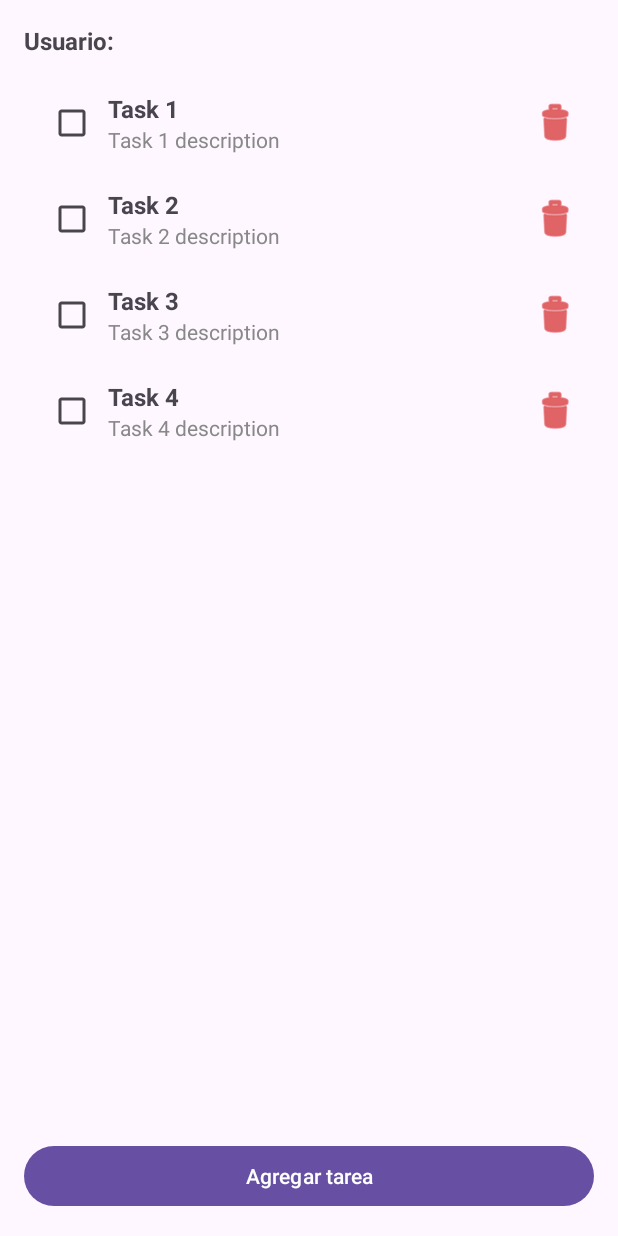
After one commit to alexnoleaz/login-android-studio, an Android app: the TaskListActivity screen opened directly, with no data from a screen before it, on a phone screen of 412 x 824 dp. The commit adds this screen. Run offline under Robolectric (Android 15) with nearby library versions, the phone set to English and light mode, and no system bars; 2 statements that could not run were skipped.

Commit message:
Add tasks module

```diff
--- a/app/build.gradle.kts
+++ b/app/build.gradle.kts
@@ -33,6 +33,9 @@ android {
     kotlinOptions {
         jvmTarget = "11"
     }
+    buildFeatures {
+        viewBinding = true
+    }
 }
 
 dependencies {
@@ -42,6 +45,9 @@ dependencies {
     implementation(libs.material)
     implementation(libs.androidx.activity)
     implementation(libs.androidx.constraintlayout)
+    implementation(libs.androidx.annotation)
+    implementation(libs.androidx.lifecycle.livedata.ktx)
+    implementation(libs.androidx.lifecycle.viewmodel.ktx)
     testImplementation(libs.junit)
     androidTestImplementation(libs.androidx.junit)
     androidTestImplementation(libs.androidx.espresso.core)
--- a/app/src/main/AndroidManifest.xml
+++ b/app/src/main/AndroidManifest.xml
@@ -13,6 +13,12 @@
         android:theme="@style/Theme.LoginPage"
         tools:targetApi="31">
         <activity
+            android:name=".task.TaskItem"
+            android:exported="false" />
+        <activity
+            android:name=".task.TaskListActivity"
+            android:exported="false" />
+        <activity
             android:name=".MainActivity"
             android:exported="true">
             <intent-filter>
--- /dev/null
+++ b/app/src/main/java/com/example/loginpage/task/Task.kt
@@ -0,0 +1,8 @@
+package com.example.loginpage.task
+
+data class Task(
+    val id: Int,
+    val title: String,
+    val description: String?,
+    var completed: Boolean
+)
--- /dev/null
+++ b/app/src/main/java/com/example/loginpage/task/TaskAdapter.kt
@@ -0,0 +1,54 @@
+package com.example.loginpage.task
+
+import android.view.LayoutInflater
+import android.view.View
+import android.view.ViewGroup
+import android.widget.CheckBox
+import android.widget.ImageButton
+import android.widget.TextView
+import androidx.recyclerview.widget.RecyclerView
+import com.example.loginpage.R
+
+class TaskAdapter(
+    private var tasks: MutableList<Task>,
+    private val onCompletedChanged: (Task, Boolean) -> Unit,
+    private val onDeleteClicked: (Task) -> Unit
+) : RecyclerView.Adapter<TaskAdapter.TaskViewHolder>() {
+
+    inner class TaskViewHolder(view: View) : RecyclerView.ViewHolder(view) {
+        val chkCompleted: CheckBox = view.findViewById(R.id.chkCompleted)
+        val txtTitle: TextView = view.findViewById(R.id.txtTitle)
+        val txtDescription: TextView = view.findViewById(R.id.txtDescription)
+        val btnDelete: ImageButton = view.findViewById(R.id.btnDelete)
+    }
+
+    override fun onCreateViewHolder(parent: ViewGroup, viewType: Int): TaskViewHolder {
+        val view =
+            LayoutInflater.from(parent.context).inflate(R.layout.activity_task_item, parent, false)
+        return TaskViewHolder(view)
+    }
+
+    override fun getItemCount(): Int = tasks.size
+
+    override fun onBindViewHolder(holder: TaskViewHolder, position: Int) {
+        val task = tasks[position]
+        holder.txtTitle.text = task.title
+        holder.txtDescription.text = task.description
+        holder.chkCompleted.isChecked = task.completed
+
+        holder.chkCompleted.setOnCheckedChangeListener(null)
+        holder.chkCompleted.setOnCheckedChangeListener { _, isChecked ->
+            onCompletedChanged(task, isChecked)
+        }
+
+        holder.btnDelete.setOnClickListener {
+            onDeleteClicked(task)
+        }
+    }
+
+    fun updateTasks(newTasks: List<Task>) {
+        tasks.clear()
+        tasks.addAll(newTasks)
+        notifyDataSetChanged()
+    }
+}
--- /dev/null
+++ b/app/src/main/java/com/example/loginpage/task/TaskListActivity.kt
@@ -0,0 +1,87 @@
+package com.example.loginpage.task
+
+import android.os.Bundle
+import android.widget.Button
+import android.widget.EditText
+import android.widget.LinearLayout
+import android.widget.TextView
+import android.widget.Toast
+import androidx.activity.enableEdgeToEdge
+import androidx.appcompat.app.AlertDialog
+import androidx.appcompat.app.AppCompatActivity
+import androidx.recyclerview.widget.LinearLayoutManager
+import androidx.recyclerview.widget.RecyclerView
+import com.example.loginpage.R
+
+class TaskListActivity : AppCompatActivity() {
+    private lateinit var name: String
+    private lateinit var recyclerView: RecyclerView
+    private lateinit var taskAdapter: TaskAdapter
+    private lateinit var taskRepository: TaskRepository
+
+    override fun onCreate(savedInstanceState: Bundle?) {
+        super.onCreate(savedInstanceState)
+        enableEdgeToEdge()
+        setContentView(R.layout.activity_task_list)
+
+        name = intent.getStringExtra("name")!!
+        findViewById<TextView>(R.id.txtLoggedUser).text = "Usuario: $name"
+
+        recyclerView = findViewById(R.id.rvTasks)
+        recyclerView.layoutManager = LinearLayoutManager(this)
+
+        taskRepository = TaskRepository(this)
+
+        val tasks = taskRepository.findAll()
+        val btnAddTask = findViewById<Button>(R.id.btnAddTask)
+        btnAddTask.setOnClickListener {
+            showAddTaskDialog()
+        }
+
+        taskAdapter = TaskAdapter(
+            tasks.toMutableList(),
+            onCompletedChanged = { task, isChecked ->
+                task.completed = isChecked
+                taskRepository.update(task)
+            },
+            onDeleteClicked = { task ->
+                taskRepository.delete(task)
+                refreshTasks()
+            }
+        )
+
+        recyclerView.adapter = taskAdapter
+    }
+
+    private fun refreshTasks() {
+        val updatedTasks = taskRepository.findAll()
+        taskAdapter.updateTasks(updatedTasks)
+    }
+
+    private fun showAddTaskDialog() {
+        val inputTitle = EditText(this).apply { hint = "Título" }
+        val inputDescription = EditText(this).apply { hint = "Descripción" }
+
+        val layout = LinearLayout(this).apply {
+            orientation = LinearLayout.VERTICAL
+            setPadding(32, 16, 32, 16)
+            addView(inputTitle)
+            addView(inputDescription)
+        }
+
+        AlertDialog.Builder(this)
+            .setTitle("Nueva tarea")
+            .setView(layout)
+            .setPositiveButton("Guardar") { _, _ ->
+                val title = inputTitle.text.toString().trim()
+                val desc = inputDescription.text.toString().trim()
+                if (title.isNotEmpty() && desc.isNotEmpty()) {
+                    taskRepository.insert(title, desc)
+                    refreshTasks()
+                } else
+                    Toast.makeText(this, "Completa todos los campos", Toast.LENGTH_SHORT).show()
+            }
+            .setNegativeButton("Cancelar", null)
+            .show()
+    }
+}
--- /dev/null
+++ b/app/src/main/java/com/example/loginpage/task/TaskRepository.kt
@@ -0,0 +1,100 @@
+package com.example.loginpage.task
+
+import android.content.ContentValues
+import android.content.Context
+import android.database.sqlite.SQLiteDatabase
+import android.database.sqlite.SQLiteOpenHelper
+
+class TaskRepository(context: Context) : SQLiteOpenHelper(context, "tasks.db", null, 1) {
+    override fun onCreate(db: SQLiteDatabase?) {
+        val createTable = """
+            CREATE TABLE tasks (
+                id INTEGER PRIMARY KEY AUTOINCREMENT,
+                title TEXT NOT NULL,
+                description TEXT,
+                completed INTEGER NOT NULL DEFAULT 0
+            );
+        """.trimIndent()
+        db?.execSQL(createTable)
+
+        // Initial data
+        insertInitialTask(db, "Task 1", "Task 1 description")
+        insertInitialTask(db, "Task 2", "Task 2 description")
+        insertInitialTask(db, "Task 3", "Task 3 description")
+        insertInitialTask(db, "Task 4", "Task 4 description")
+    }
+
+    override fun onUpgrade(db: SQLiteDatabase?, oldVersion: Int, newVersion: Int) {
+        db?.execSQL("DROP TABLE IF EXISTS tasks")
+        onCreate(db)
+    }
+
+    fun findAll(): List<Task> {
+        val db = this.readableDatabase
+        val query = "SELECT * FROM tasks"
+        val cursor = db.rawQuery(query, null)
+        val tasks = mutableListOf<Task>()
+
+        while (cursor.moveToNext()) {
+            val task = Task(
+                id = cursor.getInt(cursor.getColumnIndexOrThrow("id")),
+                title = cursor.getString(cursor.getColumnIndexOrThrow("title")),
+                description = cursor.getString(cursor.getColumnIndexOrThrow("description")),
+                completed = cursor.getInt(cursor.getColumnIndexOrThrow("completed")) == 1
+            )
+            tasks.add(task)
+        }
+
+        cursor.close()
+        return tasks
+    }
+
+    fun findById(id: Int): Task? {
+        val db = this.readableDatabase
+        val query = "SELECT * FROM tasks WHERE id = ?"
+        val cursor = db.rawQuery(query, arrayOf(id.toString()))
+        val task = if (cursor.moveToFirst()) {
+            Task(
+                id = cursor.getInt(cursor.getColumnIndexOrThrow("id")),
+                title = cursor.getString(cursor.getColumnIndexOrThrow("title")),
+                description = cursor.getString(cursor.getColumnIndexOrThrow("description")),
+                completed = cursor.getInt(cursor.getColumnIndexOrThrow("completed")) == 1
+            )
+        } else null
+
+        cursor.close()
+        return task
+    }
+
+    fun insert(title: String, description: String): Long {
+        val db = this.writableDatabase
+        val values = ContentValues().apply {
+            put("title", title)
+            put("description", description)
+        }
+        return db.insert("tasks", null, values)
+    }
+
+    fun update(task: Task): Int {
+        val db = this.writableDatabase
+        val values = ContentValues().apply {
+            put("title", task.title)
+            put("description", task.description)
+            put("completed", task.completed)
+        }
+        return db.update("tasks", values, "id = ?", arrayOf(task.id.toString()))
+    }
+
+    fun delete(task: Task): Int {
+        val db = this.writableDatabase
+        return db.delete("tasks", "id = ?", arrayOf(task.id.toString()))
+    }
+
+    private fun insertInitialTask(db: SQLiteDatabase?, title: String, description: String) {
+        val values = ContentValues().apply {
+            put("title", title)
+            put("description", description)
+        }
+        db?.insert("tasks", null, values)
+    }
+}
--- /dev/null
+++ b/app/src/main/res/layout/activity_task_item.xml
@@ -0,0 +1,49 @@
+<?xml version="1.0" encoding="utf-8"?>
+<LinearLayout xmlns:android="http://schemas.android.com/apk/res/android"
+    xmlns:app="http://schemas.android.com/apk/res-auto"
+    android:id="@+id/itemTaskRoot"
+    android:layout_width="match_parent"
+    android:layout_height="wrap_content"
+    android:orientation="horizontal"
+    android:padding="8dp"
+    android:gravity="center_vertical">
+
+    <CheckBox
+        android:id="@+id/chkCompleted"
+        android:layout_width="wrap_content"
+        android:layout_height="wrap_content"
+        android:paddingEnd="12dp" />
+
+    <LinearLayout
+        android:layout_width="0dp"
+        android:layout_height="wrap_content"
+        android:orientation="vertical"
+        android:layout_weight="1">
+
+        <TextView
+            android:id="@+id/txtTitle"
+            android:layout_width="wrap_content"
+            android:layout_height="wrap_content"
+            android:text="Título de la tarea"
+            android:textStyle="bold"
+            android:textSize="16sp" />
+
+        <TextView
+            android:id="@+id/txtDescription"
+            android:layout_width="wrap_content"
+            android:layout_height="wrap_content"
+            android:text="Descripción de la tarea"
+            android:textSize="14sp"
+            android:textColor="#888888" />
+    </LinearLayout>
+
+    <ImageButton
+        android:id="@+id/btnDelete"
+        android:layout_width="36dp"
+        android:layout_height="36dp"
+        android:background="?attr/selectableItemBackgroundBorderless"
+        android:contentDescription="Eliminar tarea"
+        android:src="@android:drawable/ic_menu_delete"
+        app:tint="@android:color/holo_red_dark" />
+
+</LinearLayout>
--- /dev/null
+++ b/app/src/main/res/layout/activity_task_list.xml
@@ -0,0 +1,32 @@
+<?xml version="1.0" encoding="utf-8"?>
+<LinearLayout xmlns:android="http://schemas.android.com/apk/res/android"
+    android:id="@+id/mainTaskList"
+    android:layout_width="match_parent"
+    android:layout_height="match_parent"
+    android:orientation="vertical"
+    android:padding="16dp">
+
+    <!-- Mostrar usuario en sesión -->
+    <TextView
+        android:id="@+id/txtLoggedUser"
+        android:layout_width="wrap_content"
+        android:layout_height="wrap_content"
+        android:text="Usuario: "
+        android:textSize="16sp"
+        android:textStyle="bold"
+        android:paddingBottom="12dp" />
+
+    <androidx.recyclerview.widget.RecyclerView
+        android:id="@+id/rvTasks"
+        android:layout_width="match_parent"
+        android:layout_height="0dp"
+        android:layout_weight="1" />
+
+    <Button
+        android:id="@+id/btnAddTask"
+        android:layout_width="match_parent"
+        android:layout_height="wrap_content"
+        android:text="Agregar tarea"
+        android:layout_marginTop="12dp" />
+
+</LinearLayout>
--- a/gradle/libs.versions.toml
+++ b/gradle/libs.versions.toml
@@ -9,6 +9,9 @@ appcompat = "1.7.0"
 material = "1.12.0"
 activity = "1.10.1"
 constraintlayout = "2.2.1"
+annotation = "1.6.0"
+lifecycleLivedataKtx = "2.9.0"
+lifecycleViewmodelKtx = "2.9.0"
 
 [libraries]
 androidx-core-ktx = { group = "androidx.core", name = "core-ktx", version.ref = "coreKtx" }
@@ -19,6 +22,9 @@ androidx-appcompat = { group = "androidx.appcompat", name = "appcompat", version
 material = { group = "com.google.android.material", name = "material", version.ref = "material" }
 androidx-activity = { group = "androidx.activity", name = "activity", version.ref = "activity" }
 androidx-constraintlayout = { group = "androidx.constraintlayout", name = "constraintlayout", version.ref = "constraintlayout" }
+androidx-annotation = { group = "androidx.annotation", name = "annotation", version.ref = "annotation" }
+androidx-lifecycle-livedata-ktx = { group = "androidx.lifecycle", name = "lifecycle-livedata-ktx", version.ref = "lifecycleLivedataKtx" }
+androidx-lifecycle-viewmodel-ktx = { group = "androidx.lifecycle", name = "lifecycle-viewmodel-ktx", version.ref = "lifecycleViewmodelKtx" }
 
 [plugins]
 android-application = { id = "com.android.application", version.ref = "agp" }
```
Also changed, not shown: app/src/main/java/com/example/loginpage/MainActivity.kt (+24 -12 lines), app/src/main/java/com/example/loginpage/auth/User.kt (added, +8 -0 lines), app/src/main/java/com/example/loginpage/auth/UserRepository.kt (renamed from app/src/main/java/com/example/loginpage/UserDatabaseHelper.kt, +17 -10 lines).
